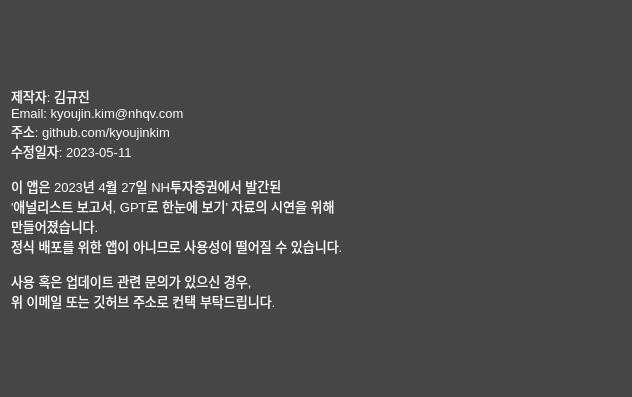
Qt form src/help.ui (kyoujinkim/ConsensusGPT_Application) before a commit.
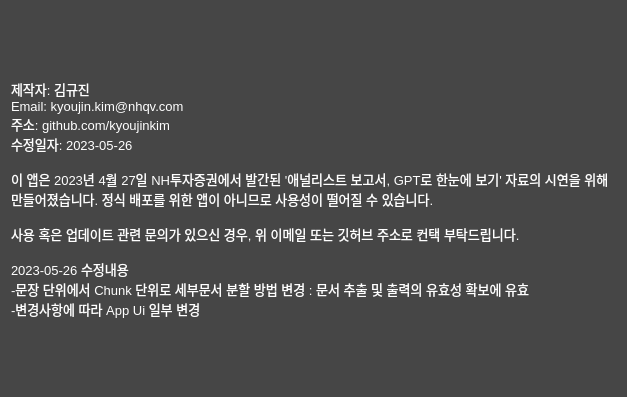
The same form after that commit.

```diff
--- a/src/help.ui
+++ b/src/help.ui
@@ -6,7 +6,7 @@
    <rect>
     <x>0</x>
     <y>0</y>
-    <width>632</width>
+    <width>627</width>
     <height>397</height>
    </rect>
   </property>
@@ -440,15 +440,21 @@
       <string>제작자: 김규진
 Email: kyoujin.kim@nhqv.com
 주소: github.com/kyoujinkim
-수정일자: 2023-05-11
+수정일자: 2023-05-26
 
-이 앱은 2023년 4월 27일 NH투자증권에서 발간된
-'애널리스트 보고서, GPT로 한눈에 보기' 자료의 시연을 위해
-만들어졌습니다.
-정식 배포를 위한 앱이 아니므로 사용성이 떨어질 수 있습니다.
+이 앱은 2023년 4월 27일 NH투자증권에서 발간된 '애널리스트 보고서, GPT로 한눈에 보기' 자료의 시연을 위해 만들어졌습니다. 정식 배포를 위한 앱이 아니므로 사용성이 떨어질 수 있습니다.
 
-사용 혹은 업데이트 관련 문의가 있으신 경우,
-위 이메일 또는 깃허브 주소로 컨택 부탁드립니다.</string>
+사용 혹은 업데이트 관련 문의가 있으신 경우, 위 이메일 또는 깃허브 주소로 컨택 부탁드립니다.
+
+2023-05-26 수정내용
+-문장 단위에서 Chunk 단위로 세부문서 분할 방법 변경 : 문서 추출 및 출력의 유효성 확보에 유효
+-변경사항에 따라 App Ui 일부 변경</string>
+     </property>
+     <property name="scaledContents">
+      <bool>false</bool>
+     </property>
+     <property name="wordWrap">
+      <bool>true</bool>
      </property>
     </widget>
    </item>
```
